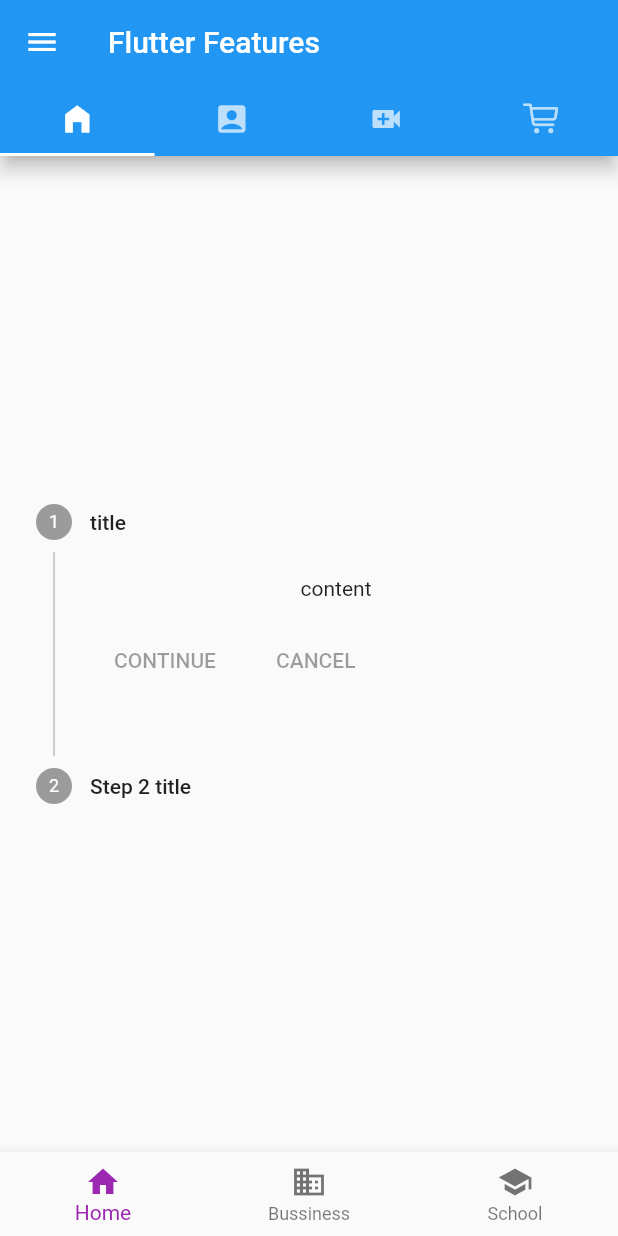
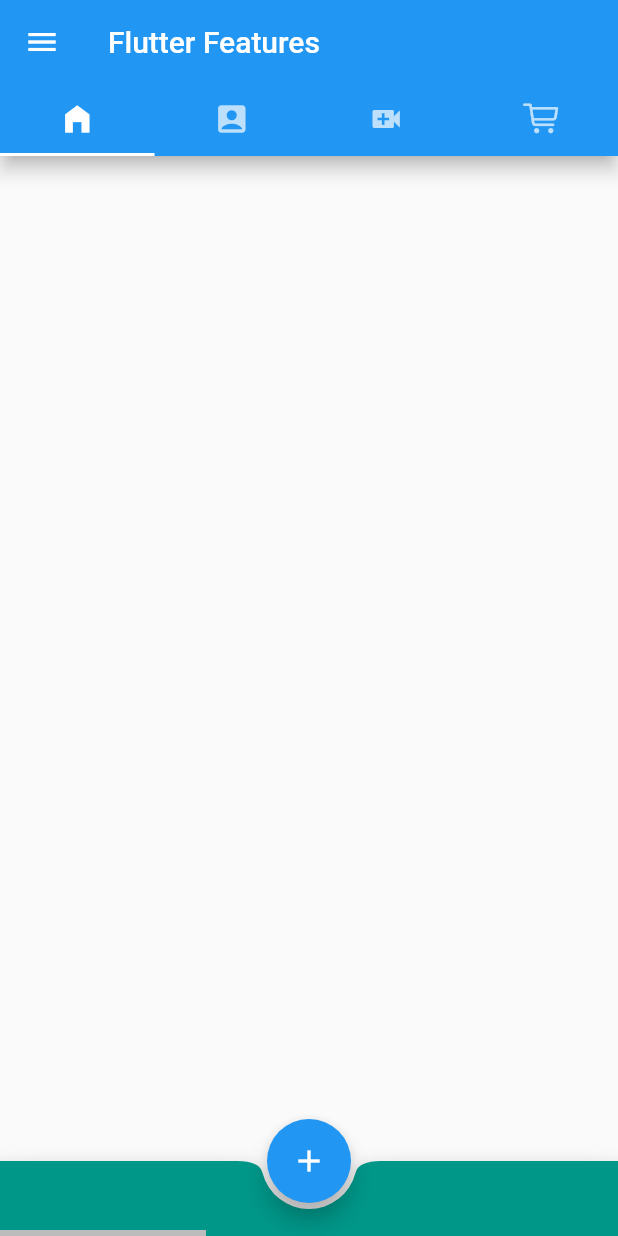
Before and after one commit to sakibcy/Flutter-Features, a Flutter app: the screen it shows after launch, on a phone screen of 412 x 824 dp. Run offline on Flutter 3.47's test engine with Material 2 defaults, Android fonts, the phone set to English and light mode, and no system bars.

Commit message:
- Added bottomNavigationBar: BottomAppBar with + Icon - moved bottomNavigationBar: BottomNavigationBar to the third page - Create new folder called home_page for all Home page widgets

```diff
--- a/lib/main.dart
+++ b/lib/main.dart
@@ -1,7 +1,7 @@
 import 'package:flutter/cupertino.dart';
 import 'package:flutter/material.dart';
 import 'package:flutter_practice/screens/tab_cart.dart';
-import 'package:flutter_practice/screens/tab_home.dart';
+import 'package:flutter_practice/screens/tab_home/tab_home.dart';
 import 'package:flutter_practice/screens/tab_live.dart';
 import 'package:flutter_practice/screens/tab_profile.dart';
 import 'package:flutter_practice/widgets/bottom_navigation.dart';
@@ -53,7 +53,6 @@ class MyApp extends StatelessWidget {
                 child: TabCart(),
               )
             ]),
-            bottomNavigationBar: const BottomNavigation(),
             drawer: const MyDrawer(),
           ),
         ));
--- a/lib/screens/tab_home.dart
+++ b/lib/screens/tab_home/tab_home.dart
@@ -1,5 +1,7 @@
 import 'package:flutter/cupertino.dart';
 import 'package:flutter/material.dart';
+import 'package:flutter_practice/screens/tab_home/tab_home_1st_page.dart';
+import 'package:flutter_practice/screens/tab_home/tab_home_3rd_page.dart';
 
 class TabHome extends StatelessWidget {
   const TabHome({Key? key}) : super(key: key);
@@ -11,21 +13,12 @@ class TabHome extends StatelessWidget {
       child: PageView(
         controller: PageController(initialPage: 0),
         scrollDirection: Axis.horizontal,
-        children: [
+        children: const [
+          TabHome1stPage(),
           Center(
-            child: Stepper(steps: const [
-              Step(
-                  title: Text('title'),
-                  content: Center(child: Text('content'))),
-              Step(title: Text('Step 2 title'), content: Text('Step 3 content'))
-            ]),
-          ),
-          const Center(
             child: Text('Second Page'),
           ),
-          const Center(
-            child: Text('Third Page'),
-          )
+          TabHome3dPage()
         ],
       ),
     );
--- /dev/null
+++ b/lib/screens/tab_home/tab_home_1st_page.dart
@@ -0,0 +1,22 @@
+import 'package:flutter/material.dart';
+
+class TabHome1stPage extends StatelessWidget {
+  const TabHome1stPage({Key? key}) : super(key: key);
+
+  @override
+  Widget build(BuildContext context) {
+    return Scaffold(
+      floatingActionButton: FloatingActionButton(
+        tooltip: 'Add Items',
+        onPressed: () {},
+        child: const Icon(Icons.add),
+      ),
+      bottomNavigationBar: BottomAppBar(
+        color: Colors.teal,
+        shape: const CircularNotchedRectangle(),
+        child: Container(height: 50),
+      ),
+      floatingActionButtonLocation: FloatingActionButtonLocation.centerDocked,
+    );
+  }
+}
--- /dev/null
+++ b/lib/screens/tab_home/tab_home_3rd_page.dart
@@ -0,0 +1,21 @@
+import 'package:flutter/cupertino.dart';
+import 'package:flutter/material.dart';
+
+import '../../widgets/bottom_navigation.dart';
+
+class TabHome3dPage extends StatelessWidget {
+  const TabHome3dPage({Key? key}) : super(key: key);
+
+  @override
+  Widget build(BuildContext context) {
+    return Scaffold(
+      body: Center(
+        child: Stepper(steps: const [
+          Step(title: Text('title'), content: Center(child: Text('content'))),
+          Step(title: Text('Step 2 title'), content: Text('Step 3 content'))
+        ]),
+      ),
+      bottomNavigationBar: const BottomNavigation(),
+    );
+  }
+}
```
